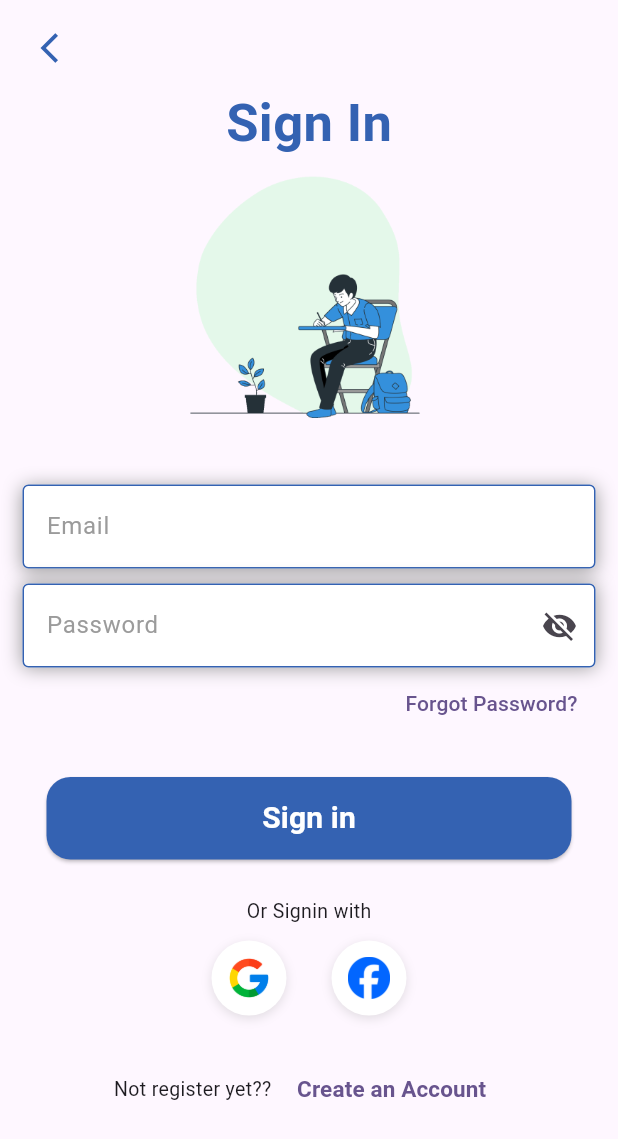
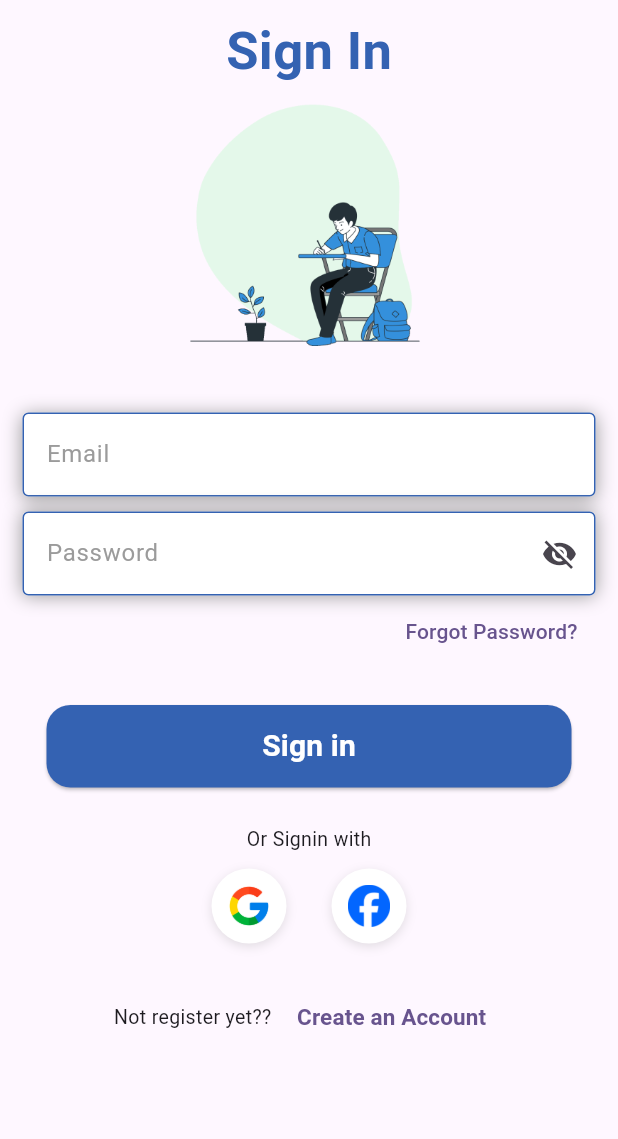
Before and after one commit to tharinduhccakalanka/student_registration_app, a Flutter app: the screen it shows after launch, on a phone screen of 412 x 824 dp. Shown: the top 1139 px of the screen. Run offline on Flutter 3.47's test engine with Material 3 defaults, Android fonts, the phone set to English and light mode, and no system bars; our stand-ins replace animate_do, chat_bubbles, dio, firebase_core, flutter_svg, google_nav_bar and 4 more; accounts and stored records are empty.

Commit message:
update files

```diff
--- a/lib/screens/auth/signin.dart
+++ b/lib/screens/auth/signin.dart
@@ -1,6 +1,5 @@
 import 'package:flutter/material.dart';
 import 'package:flutter_svg/flutter_svg.dart';
-import 'package:student_registration_app/components/custom_back_button.dart';
 import 'package:student_registration_app/screens/auth/fogot_password.dart';
 import 'package:student_registration_app/screens/auth/signup.dart';
 import 'package:student_registration_app/screens/main_navigation.dart';
@@ -65,7 +64,7 @@ class Signin extends StatefulWidget {
 }
 
 class _SigninState extends State<Signin> {
-  late bool _obscurePassword = true;
+  bool _obscurePassword = true;
 
 
 
@@ -79,10 +78,7 @@ class _SigninState extends State<Signin> {
             child: Column(
               mainAxisAlignment: MainAxisAlignment.center,
               children: [
-                const Align(
-                  alignment: Alignment.topLeft,
-                  child: CommonBackButton(),
-                ),
+
                 const Padding(
                   padding: EdgeInsets.symmetric(vertical: 1),
                   child: Text(
```
Also changed, not shown: 1 other file.
